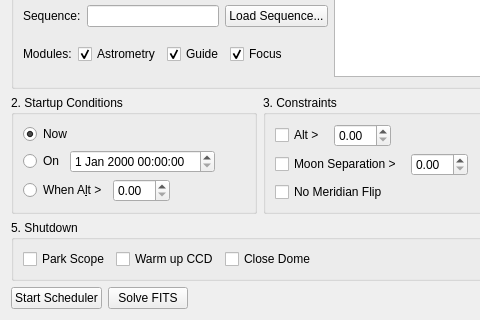
Qt form kstars/ekos/scheduler.ui (KDE/kstars) before a commit; both pictures show x 0 to 480 and y 186 to 506 of the 772 by 506 pixel window.
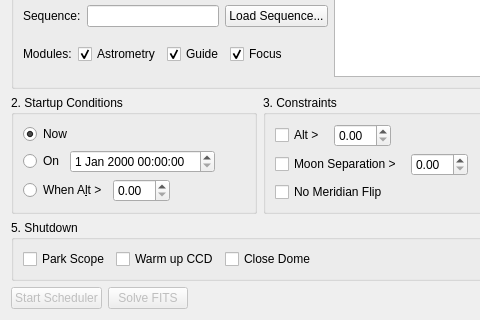
The same form after that commit.

```diff
--- a/kstars/ekos/scheduler.ui
+++ b/kstars/ekos/scheduler.ui
@@ -574,6 +574,9 @@
     <layout class="QHBoxLayout" name="horizontalLayout_10">
      <item>
       <widget class="QPushButton" name="startButton">
+       <property name="enabled">
+        <bool>false</bool>
+       </property>
        <property name="text">
         <string>Start Scheduler</string>
        </property>
@@ -581,6 +584,9 @@
      </item>
      <item>
       <widget class="QPushButton" name="SolveFITSB">
+       <property name="enabled">
+        <bool>false</bool>
+       </property>
        <property name="text">
         <string>Solve FITS</string>
        </property>
```
